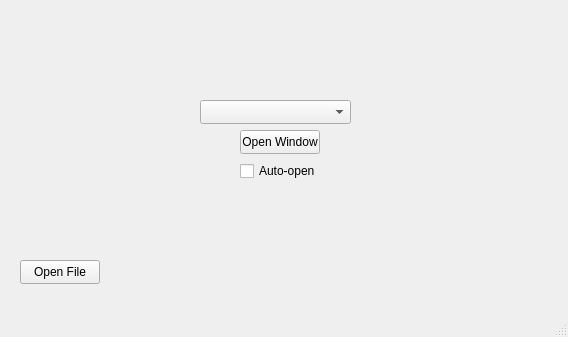
First picture: the form in mainwindow.ui, repository whiskeyAndrew/BaicalGuiServer, before the edit.
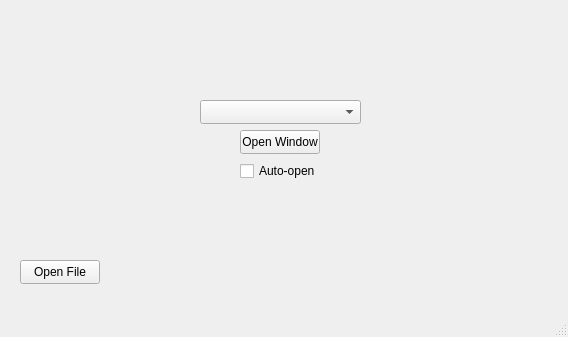
Second picture: the form after the edit.

```diff
--- a/mainwindow.ui
+++ b/mainwindow.ui
@@ -19,7 +19,7 @@
      <rect>
       <x>200</x>
       <y>100</y>
-      <width>151</width>
+      <width>161</width>
       <height>24</height>
      </rect>
     </property>
```
